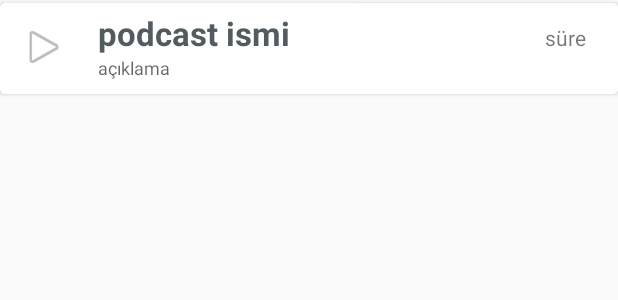
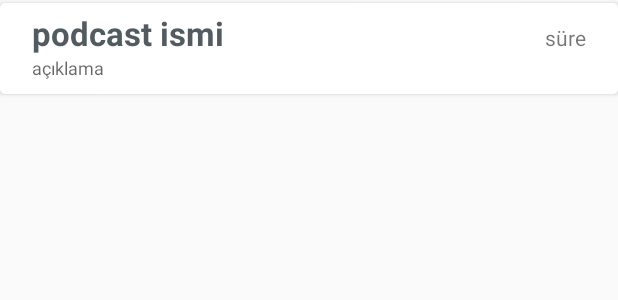
Before and after one commit to LutfiTekin/RadyoMenemenPro, an Android app: the layout podcast_item.xml on its own in the app's theme, with its tools: preview values and no code run, on a phone screen of 412 x 824 dp. Shown: the top 300 px of the screen. Run offline under Robolectric (Android 15) with nearby library versions, the phone set to English and light mode, and no system bars.

Commit message:
podcast integrated with Music Play Service

```diff
--- a/app/src/main/java/com/incitorrent/radyo/menemen/pro/MainActivity.java
+++ b/app/src/main/java/com/incitorrent/radyo/menemen/pro/MainActivity.java
@@ -76,6 +76,8 @@ public class MainActivity extends AppCompatActivity
         if(fab!=null) fab.setOnClickListener(new View.OnClickListener() {
             @Override
             public void onClick(View view) {
+                //Podcast çalmıyor
+                m.kaydet(RadyoMenemenPro.IS_PODCAST,"hayır");
                  Intent  radyoservis = new Intent(MainActivity.this, MUSIC_PLAY_SERVICE.class);
                 //Ayarlardan seçilmiş kanalı bul
                 String selected_channel = m.oku(PreferenceManager.getDefaultSharedPreferences(MainActivity.this).getString("radio_channel",RadyoMenemenPro.HIGH_CHANNEL));
--- a/app/src/main/java/com/incitorrent/radyo/menemen/pro/RadyoMenemenPro.java
+++ b/app/src/main/java/com/incitorrent/radyo/menemen/pro/RadyoMenemenPro.java
@@ -12,6 +12,7 @@ public class RadyoMenemenPro {
     public final static int MUSIC_SERVICE_INFO_INTERVAL = 40;
     public final static int NOW_PLAYING_NOTIFICATION = 20032016; //Notification idsi bi özelliği yok rastgele
     public final static int ON_AIR_NOTIFICATION = 28052016; //Notification idsi bi özelliği yok rastgele
+
 
     public static String HAYKIRURL    =   "http://radyo.incitorrent.com/haykir.php";
     public static String BROADCASTINFO    =   "http://radyomenemen.com/inc/assets/broadcastinfo.php";
@@ -30,6 +31,8 @@ public class RadyoMenemenPro {
     public final static String OBCACHE = "olanbitencache";
     public final static String SAVED_MUSIC_INFO = "savedcalanonservice";
     public final static String SAVED_DJ = "saveddj";
+    public final static String PLAYING_PODCAST = "playingpodcast";
+    public static final String IS_PODCAST = "podcastmicaliyor";
 
     public final static String OTO_DJ = "Oto Dj";
     public final static String PLAY = "play";
--- a/app/src/main/res/layout/podcast_item.xml
+++ b/app/src/main/res/layout/podcast_item.xml
@@ -28,7 +28,7 @@
             android:layout_marginLeft="16dp"
             android:layout_alignParentTop="true"
             android:layout_alignParentStart="true"
-            android:layout_marginStart="60dp" />
+            android:layout_toStartOf="@+id/duration" />
 
         <TextView
             android:layout_width="wrap_content"
@@ -55,16 +55,6 @@
             android:layout_alignParentEnd="true"
             android:layout_marginTop="8dp" />
 
-        <ImageButton
-            android:layout_width="wrap_content"
-            android:layout_height="wrap_content"
-            android:id="@+id/imageButton"
-            android:layout_alignParentTop="true"
-            android:layout_alignParentStart="true"
-            android:src="@android:drawable/ic_media_play"
-            android:background="@null"
-            android:padding="8dp" />
-
     </RelativeLayout>
 
 </android.support.v7.widget.CardView>
```
Also changed, not shown: app/src/main/java/com/incitorrent/radyo/menemen/pro/fragments/podcast.java (+6 -1 lines), app/src/main/java/com/incitorrent/radyo/menemen/pro/services/MUSIC_PLAY_SERVICE.java (+34 -7 lines).
